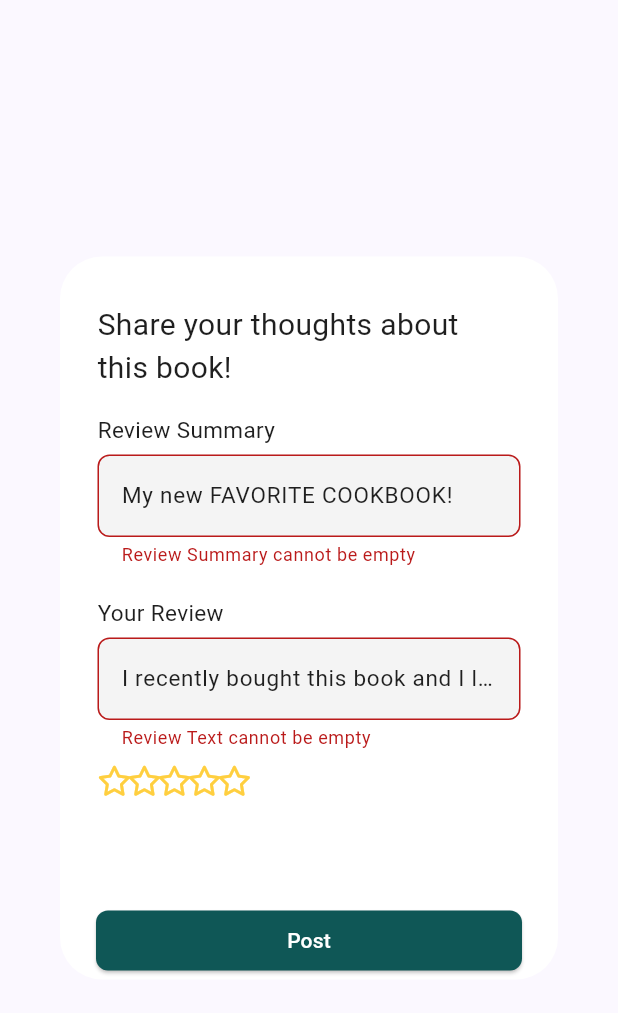
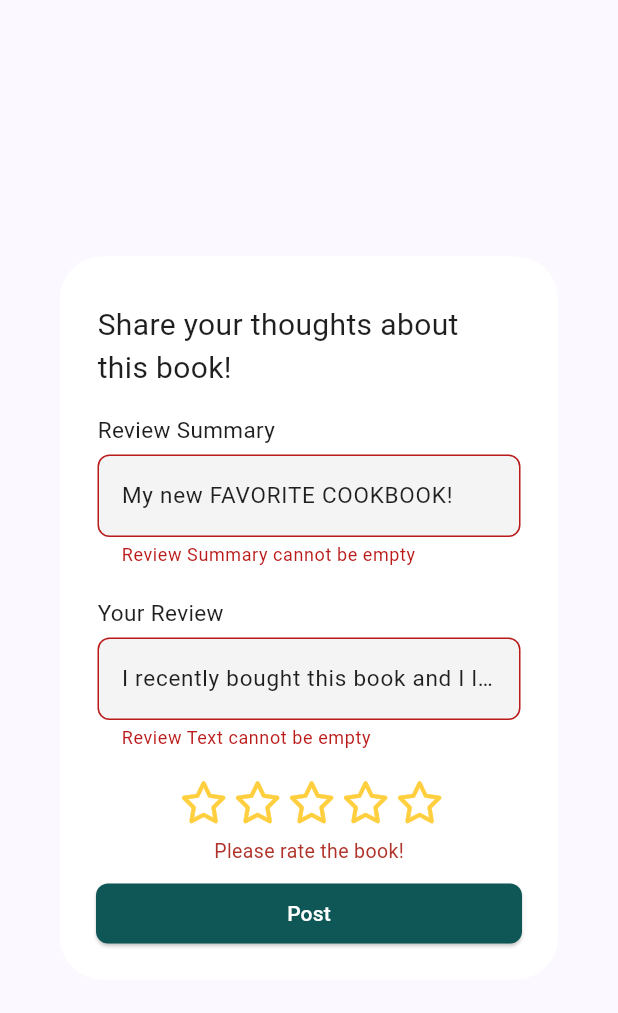
Before and after one commit to Litera-Bhinneka/litera-mobile, a Flutter app: the ReviewDialog widget shown alone on an empty page, opened directly with empty values, after a tap on "Post", on a phone screen of 412 x 824 dp. Shown: the top 1013 px of the screen. Run offline on Flutter 3.47's test engine with Material 3 defaults, Android fonts, the phone set to English and light mode, and no system bars; our stand-ins replace flutter_rating_bar, font_awesome_flutter, readmore; missing offline and left inert: data_filters, pbp_django_auth; network calls fail.

Commit message:
review: fixed validation and minor bugs

```diff
--- a/lib/apps/review/components/star_rating.dart
+++ b/lib/apps/review/components/star_rating.dart
@@ -52,34 +52,53 @@ class StarRating extends StatelessWidget {
 }
 
 class StarRatingInput extends StatefulWidget {
-  final double rating; // Rating out of 5
-  final ValueChanged<double>? onRatingChanged;
+  final int rating; // Rating out of 5
+  final ValueChanged<int>? onRatingChanged;
+  final FormFieldValidator<int>? validator;
 
-  StarRatingInput({required this.rating, this.onRatingChanged});
+  StarRatingInput({super.key, required this.rating, this.onRatingChanged, this.validator});
 
   @override
   _StarRatingInputState createState() => _StarRatingInputState();
 }
 
 class _StarRatingInputState extends State<StarRatingInput> {
+  final double starSize = 28.0; // Set the size of each star
+
   @override
   Widget build(BuildContext context) {
-    return Row(
+    return Center(
+      child: Row(
+        mainAxisAlignment: MainAxisAlignment.center,
         children: List.generate(
           5,
           (index) => GestureDetector(
             onTap: () {
-            double newRating = index + 1.0;
+              int newRating = index + 1;
               if (widget.rating == newRating) {
-              // If the same star is tapped, deselect it
-              newRating = 0.0;
+                newRating = 0;
               }
+
+              String? error = widget.validator?.call(newRating);
+              if (error == null) {
                 widget.onRatingChanged?.call(newRating);
+              } else {
+                ScaffoldMessenger.of(context).showSnackBar(
+                  SnackBar(
+                    content: Text(error),
+                    duration: Duration(seconds: 2),
+                  ),
+                );
+              }
             },
+            child: Padding(
+              padding: EdgeInsets.symmetric(horizontal: 4.0), // Set the gap between stars
               child: Icon(
                 index < widget.rating ? FontAwesomeIcons.solidStar : FontAwesomeIcons.star,
                 color: Color.fromARGB(255, 255, 207, 63),
-            size: 20.0,
+                size: starSize,
+              ),
+            ),
           ),
         ),
       ),
--- a/lib/apps/review/pages/add_review.dart
+++ b/lib/apps/review/pages/add_review.dart
@@ -7,6 +7,10 @@ import 'package:litera_mobile/apps/review/components/star_rating.dart';
 import 'package:litera_mobile/apps/review/pages/show_review.dart';
 import 'package:pbp_django_auth/pbp_django_auth.dart';
 import 'package:provider/provider.dart';
+
+class AddedState {
+  static bool isAdded = false;
+}
 
 class ReviewDialog extends StatefulWidget {
   const ReviewDialog({Key? key, required this.book_id, required this.book_title}) : super(key: key);
@@ -21,6 +25,7 @@ class ReviewDialog extends StatefulWidget {
 class _ReviewDialogState extends State<ReviewDialog> {
   final int book_id;
   final String book_title;
+  bool showErrorText = false;
 
   _ReviewDialogState({required this.book_id, required this.book_title});
 
@@ -40,6 +45,7 @@ class _ReviewDialogState extends State<ReviewDialog> {
       content: Container(
       width: 380,
       height: 450,
+      child: SingleChildScrollView(
         child: Column(
         children: [
           const Padding(
@@ -189,10 +195,11 @@ class _ReviewDialogState extends State<ReviewDialog> {
                 )
               ),
              Padding(
-              padding: const EdgeInsets.symmetric(horizontal: 9.0, vertical: 5.0),
-              child: Center(
+                padding: const EdgeInsets.only(left: 0.0, right:0.0, bottom: 10.0, top: 15.0),
+                child: Align(
+                  alignment: Alignment.center,
                   child: StarRatingInput(
-                  rating: _reviewScore.toDouble(),
+                    rating: _reviewScore.toInt(),
                     onRatingChanged: (newRating) {
                       setState(() {
                         _reviewScore = newRating.toInt();
@@ -201,7 +208,16 @@ class _ReviewDialogState extends State<ReviewDialog> {
                   ),
                 ),
               ),
-            const SizedBox(height: 60),
+              Visibility(
+                visible: showErrorText, // Set to true if you want to show the text
+                child: Text(
+                  "Please rate the book!",
+                  style: TextStyle(
+                    color: Color.fromARGB(255, 176, 52, 43),
+                    fontSize: 13,
+                  ),
+                ),
+              ),
               Align(
                     alignment: Alignment.bottomLeft,
                     child: Padding(
@@ -217,7 +233,11 @@ class _ReviewDialogState extends State<ReviewDialog> {
                           ),
                         ),
                         onPressed: () async {
-                          if (_reviewFormKey.currentState!.validate()) {
+                            setState(() {
+                              showErrorText = (_reviewScore == 0);
+                            });
+
+                            if (_reviewFormKey.currentState!.validate() && _reviewScore != 0) {
                                 // Kirim ke Django dan tunggu respons
                                 // TODO: Ganti URL dan jangan lupa tambahkan trailing slash (/) di akhir URL!
                                 // final response = await request.postJson(
@@ -262,20 +282,14 @@ class _ReviewDialogState extends State<ReviewDialog> {
                                 final Map<String, dynamic> responseBody = jsonDecode(response.body);
 
                                 if (responseBody['status'] == 'success') {
-                                ScaffoldMessenger.of(context).showSnackBar(
-                                  const SnackBar(
-                                    content: Text("Produk baru berhasil disimpan!"),
-                                  ),
-                                );
+                                  AddedState.isAdded = true;
 
-                                Navigator.pushReplacement(
-                                  context,
-                                  MaterialPageRoute(builder: (context) => ShowReview(book_id: book_id,)),
-                                );
+
+                                  Navigator.pop(context);
                                 } else {
                                   ScaffoldMessenger.of(context).showSnackBar(
                                     const SnackBar(
-                                    content: Text("Terdapat kesalahan, silakan coba lagi."),
+                                      content: Text("An error occured, please try again."),
                                     ),
                                   );
                                 }
@@ -297,6 +311,7 @@ class _ReviewDialogState extends State<ReviewDialog> {
           ),
         ),]
       )
+      ),
     ));
   }
 }
--- a/pubspec.yaml
+++ b/pubspec.yaml
@@ -42,6 +42,7 @@ dependencies:
   intl: ^0.17.0
   readmore: ^2.1.0
   data_filters: ^1.0.2
+  flutter_rating_bar: ^4.0.1
 
 dev_dependencies:
   flutter_test:
```
Also changed, not shown: lib/apps/review/pages/show_review.dart (+58 -6 lines), pubspec.lock. Lines whose indentation alone changed are shown as unchanged.
